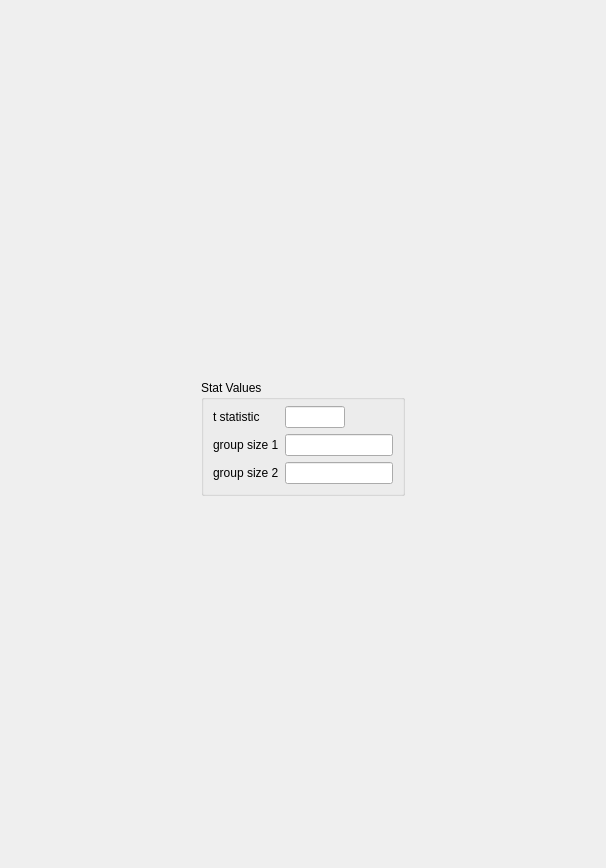
The window that JASP-Desktop/analysisforms/bffromtform.ui (jasp-stats/jasp-desktop) describes before a commit, drawn with Qt 5.
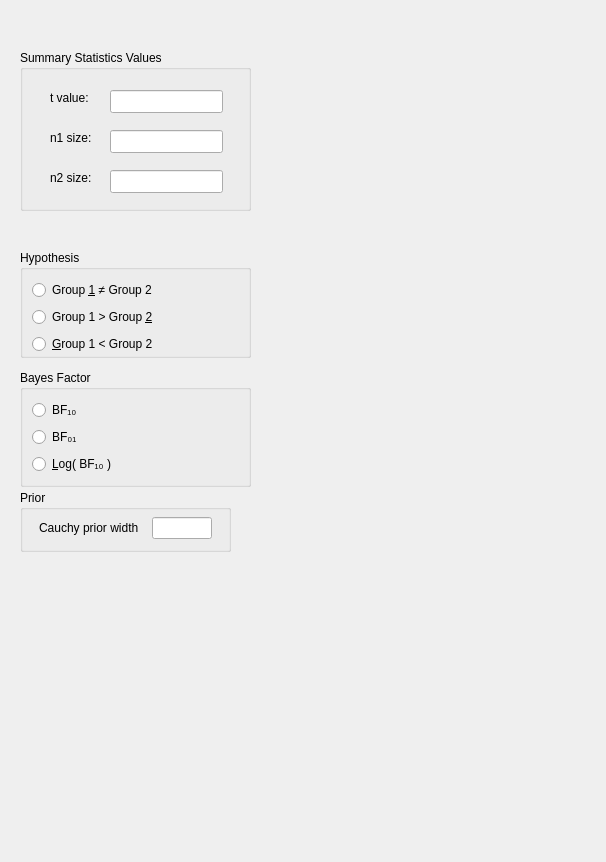
The same window after the commit. Custom widgets are drawn as their Qt base class.

Commit message: added components-hypothesisGroup,bf

What changed in the file:
```diff
--- a/JASP-Desktop/analysisforms/bffromtform.ui
+++ b/JASP-Desktop/analysisforms/bffromtform.ui
@@ -7,135 +7,306 @@
     <x>0</x>
     <y>0</y>
     <width>606</width>
-    <height>868</height>
+    <height>862</height>
    </rect>
   </property>
-  <property name="sizePolicy">
-   <sizepolicy hsizetype="Fixed" vsizetype="Preferred">
-    <horstretch>0</horstretch>
-    <verstretch>0</verstretch>
-   </sizepolicy>
+  <property name="minimumSize">
+   <size>
+    <width>400</width>
+    <height>0</height>
+   </size>
   </property>
   <property name="windowTitle">
    <string>Form</string>
   </property>
-  <layout class="QGridLayout" name="gridLayout">
-   <property name="verticalSpacing">
-    <number>0</number>
+  <widget class="BoundGroupBox" name="groupBox">
+   <property name="geometry">
+    <rect>
+     <x>20</x>
+     <y>50</y>
+     <width>231</width>
+     <height>161</height>
+    </rect>
    </property>
-   <item row="0" column="0">
-    <widget class="QWidget" name="gridWidget" native="true">
-     <property name="sizePolicy">
-      <sizepolicy hsizetype="Fixed" vsizetype="Fixed">
-       <horstretch>0</horstretch>
-       <verstretch>0</verstretch>
-      </sizepolicy>
+   <property name="title">
+    <string>Summary Statistics Values</string>
+   </property>
+   <widget class="BoundTextBox" name="tStatistic">
+    <property name="geometry">
+     <rect>
+      <x>90</x>
+      <y>40</y>
+      <width>113</width>
+      <height>23</height>
+     </rect>
+    </property>
+   </widget>
+   <widget class="BoundTextBox" name="n1Size">
+    <property name="geometry">
+     <rect>
+      <x>90</x>
+      <y>80</y>
+      <width>113</width>
+      <height>23</height>
+     </rect>
+    </property>
+   </widget>
+   <widget class="QLabel" name="label">
+    <property name="geometry">
+     <rect>
+      <x>30</x>
+      <y>40</y>
+      <width>59</width>
+      <height>15</height>
+     </rect>
+    </property>
+    <property name="text">
+     <string>t value:</string>
+    </property>
+   </widget>
+   <widget class="QLabel" name="label_2">
+    <property name="geometry">
+     <rect>
+      <x>30</x>
+      <y>80</y>
+      <width>59</width>
+      <height>15</height>
+     </rect>
+    </property>
+    <property name="text">
+     <string>n1 size:</string>
+    </property>
+   </widget>
+   <widget class="QLabel" name="label_3">
+    <property name="geometry">
+     <rect>
+      <x>30</x>
+      <y>120</y>
+      <width>59</width>
+      <height>15</height>
+     </rect>
+    </property>
+    <property name="text">
+     <string>n2 size:</string>
+    </property>
+   </widget>
+   <widget class="BoundTextBox" name="n2Size">
+    <property name="geometry">
+     <rect>
+      <x>90</x>
+      <y>120</y>
+      <width>113</width>
+      <height>23</height>
+     </rect>
+    </property>
+   </widget>
+  </widget>
+  <widget class="QWidget" name="widget" native="true">
+   <property name="geometry">
+    <rect>
+     <x>20</x>
+     <y>250</y>
+     <width>231</width>
+     <height>341</height>
+    </rect>
+   </property>
+   <widget class="BoundGroupBox" name="hypothesis">
+    <property name="geometry">
+     <rect>
+      <x>0</x>
+      <y>0</y>
+      <width>231</width>
+      <height>108</height>
+     </rect>
+    </property>
+    <property name="title">
+     <string>Hypothesis</string>
+    </property>
+    <property name="flat">
+     <bool>true</bool>
+    </property>
+    <layout class="QGridLayout" name="gridLayout_9">
+     <property name="bottomMargin">
+      <number>0</number>
      </property>
-     <layout class="QGridLayout" name="gridLayout_7">
-      <property name="leftMargin">
-       <number>0</number>
-      </property>
-      <property name="rightMargin">
-       <number>0</number>
-      </property>
-      <property name="bottomMargin">
-       <number>0</number>
-      </property>
-      <item row="0" column="0">
-       <widget class="QWidget" name="widget_2" native="true">
-        <property name="maximumSize">
-         <size>
-          <width>240</width>
-          <height>16777215</height>
-         </size>
-        </property>
-        <layout class="QGridLayout" name="gridLayout_5">
-         <property name="leftMargin">
-          <number>0</number>
-         </property>
-         <property name="topMargin">
-          <number>0</number>
-         </property>
-         <property name="rightMargin">
-          <number>0</number>
-         </property>
-         <property name="bottomMargin">
-          <number>0</number>
-         </property>
-         <item row="1" column="0" rowspan="2">
-          <widget class="GroupBox" name="groupBox">
-           <property name="title">
-            <string>Stat Values</string>
-           </property>
-           <layout class="QGridLayout" name="gridLayout_11">
-            <property name="topMargin">
-             <number>6</number>
-            </property>
-            <item row="0" column="1">
-             <widget class="BoundTextBox" name="tStatistic">
-              <property name="sizePolicy">
-               <sizepolicy hsizetype="Fixed" vsizetype="Preferred">
-                <horstretch>0</horstretch>
-                <verstretch>0</verstretch>
-               </sizepolicy>
-              </property>
-              <property name="minimumSize">
-               <size>
-                <width>60</width>
-                <height>0</height>
-               </size>
-              </property>
-              <property name="maximumSize">
-               <size>
-                <width>60</width>
-                <height>16777215</height>
-               </size>
-              </property>
-             </widget>
-            </item>
-            <item row="0" column="0">
-             <widget class="QLabel" name="label">
-              <property name="sizePolicy">
-               <sizepolicy hsizetype="Fixed" vsizetype="Fixed">
-                <horstretch>0</horstretch>
-                <verstretch>0</verstretch>
-               </sizepolicy>
-              </property>
-              <property name="text">
-               <string>t statistic</string>
-              </property>
-             </widget>
-            </item>
-            <item row="1" column="0">
-             <widget class="QLabel" name="label_2">
-              <property name="text">
-               <string>group size 1</string>
-              </property>
-             </widget>
-            </item>
-            <item row="1" column="1">
-             <widget class="BoundTextBox" name="n1Size"/>
-            </item>
-            <item row="2" column="0">
-             <widget class="QLabel" name="label_3">
-              <property name="text">
-               <string>group size 2</string>
-              </property>
-             </widget>
-            </item>
-            <item row="2" column="1">
-             <widget class="BoundTextBox" name="n2Size"/>
-            </item>
-           </layout>
-          </widget>
-         </item>
-        </layout>
-       </widget>
-      </item>
-     </layout>
-    </widget>
-   </item>
-  </layout>
+     <item row="2" column="0">
+      <widget class="QRadioButton" name="_3OneTailedLessThan">
+       <property name="sizePolicy">
+        <sizepolicy hsizetype="Fixed" vsizetype="Fixed">
+         <horstretch>0</horstretch>
+         <verstretch>0</verstretch>
+        </sizepolicy>
+       </property>
+       <property name="text">
+        <string>&amp;Group 1 &lt; Group 2</string>
+       </property>
+      </widget>
+     </item>
+     <item row="1" column="0">
+      <widget class="QRadioButton" name="_2OneTailedGreaterThan">
+       <property name="sizePolicy">
+        <sizepolicy hsizetype="Fixed" vsizetype="Fixed">
+         <horstretch>0</horstretch>
+         <verstretch>0</verstretch>
+        </sizepolicy>
+       </property>
+       <property name="text">
+        <string>Group 1 &gt; Group &amp;2</string>
+       </property>
+      </widget>
+     </item>
+     <item row="1" column="1">
+      <spacer name="horizontalSpacer">
+       <property name="orientation">
+        <enum>Qt::Horizontal</enum>
+       </property>
+       <property name="sizeHint" stdset="0">
+        <size>
+         <width>40</width>
+         <height>20</height>
+        </size>
+       </property>
+      </spacer>
+     </item>
+     <item row="0" column="0">
+      <widget class="QRadioButton" name="_1TwoTailed">
+       <property name="sizePolicy">
+        <sizepolicy hsizetype="Fixed" vsizetype="Fixed">
+         <horstretch>0</horstretch>
+         <verstretch>0</verstretch>
+        </sizepolicy>
+       </property>
+       <property name="text">
+        <string>Group &amp;1 ≠ Group 2</string>
+       </property>
+      </widget>
+     </item>
+    </layout>
+   </widget>
+   <widget class="BoundGroupBox" name="bayesFactorType">
+    <property name="geometry">
+     <rect>
+      <x>0</x>
+      <y>120</y>
+      <width>231</width>
+      <height>117</height>
+     </rect>
+    </property>
+    <property name="title">
+     <string>Bayes Factor</string>
+    </property>
+    <property name="flat">
+     <bool>false</bool>
+    </property>
+    <layout class="QGridLayout" name="gridLayout_13">
+     <item row="0" column="0">
+      <widget class="QRadioButton" name="BF10">
+       <property name="sizePolicy">
+        <sizepolicy hsizetype="Fixed" vsizetype="Fixed">
+         <horstretch>0</horstretch>
+         <verstretch>0</verstretch>
+        </sizepolicy>
+       </property>
+       <property name="text">
+        <string>BF₁₀</string>
+       </property>
+      </widget>
+     </item>
+     <item row="1" column="0">
+      <widget class="QRadioButton" name="BF01">
+       <property name="sizePolicy">
+        <sizepolicy hsizetype="Fixed" vsizetype="Fixed">
+         <horstretch>0</horstretch>
+         <verstretch>0</verstretch>
+        </sizepolicy>
+       </property>
+       <property name="text">
+        <string>BF₀₁</string>
+       </property>
+      </widget>
+     </item>
+     <item row="2" column="0">
+      <widget class="QRadioButton" name="logBF">
+       <property name="sizePolicy">
+        <sizepolicy hsizetype="Fixed" vsizetype="Fixed">
+         <horstretch>0</horstretch>
+         <verstretch>0</verstretch>
+        </sizepolicy>
+       </property>
+       <property name="text">
+        <string>&amp;Log( BF₁₀ )</string>
+       </property>
+      </widget>
+     </item>
+     <item row="1" column="1">
+      <spacer name="horizontalSpacer_3">
+       <property name="orientation">
+        <enum>Qt::Horizontal</enum>
+       </property>
+       <property name="sizeHint" stdset="0">
+        <size>
+         <width>40</width>
+         <height>20</height>
+        </size>
+       </property>
+      </spacer>
+     </item>
+    </layout>
+   </widget>
+   <widget class="GroupBox" name="groupBox_2">
+    <property name="geometry">
+     <rect>
+      <x>0</x>
+      <y>240</y>
+      <width>211</width>
+      <height>62</height>
+     </rect>
+    </property>
+    <property name="title">
+     <string>Prior</string>
+    </property>
+    <layout class="QGridLayout" name="gridLayout_11">
+     <property name="topMargin">
+      <number>6</number>
+     </property>
+     <item row="0" column="2">
+      <widget class="BoundTextBox" name="priorWidth">
+       <property name="sizePolicy">
+        <sizepolicy hsizetype="Fixed" vsizetype="Preferred">
+         <horstretch>0</horstretch>
+         <verstretch>0</verstretch>
+        </sizepolicy>
+       </property>
+       <property name="minimumSize">
+        <size>
+         <width>60</width>
+         <height>0</height>
+        </size>
+       </property>
+       <property name="maximumSize">
+        <size>
+         <width>60</width>
+         <height>16777215</height>
+        </size>
+       </property>
+      </widget>
+     </item>
+     <item row="0" column="1">
+      <widget class="QLabel" name="label_4">
+       <property name="sizePolicy">
+        <sizepolicy hsizetype="Fixed" vsizetype="Fixed">
+         <horstretch>0</horstretch>
+         <verstretch>0</verstretch>
+        </sizepolicy>
+       </property>
+       <property name="text">
+        <string>Cauchy prior width</string>
+       </property>
+      </widget>
+     </item>
+    </layout>
+   </widget>
+  </widget>
  </widget>
  <customwidgets>
   <customwidget>
@@ -149,6 +320,12 @@
    <extends>QLineEdit</extends>
    <header>widgets/boundtextbox.h</header>
   </customwidget>
+  <customwidget>
+   <class>BoundGroupBox</class>
+   <extends>QGroupBox</extends>
+   <header>widgets/boundgroupbox.h</header>
+   <container>1</container>
+  </customwidget>
  </customwidgets>
  <resources/>
  <connections/>
```
